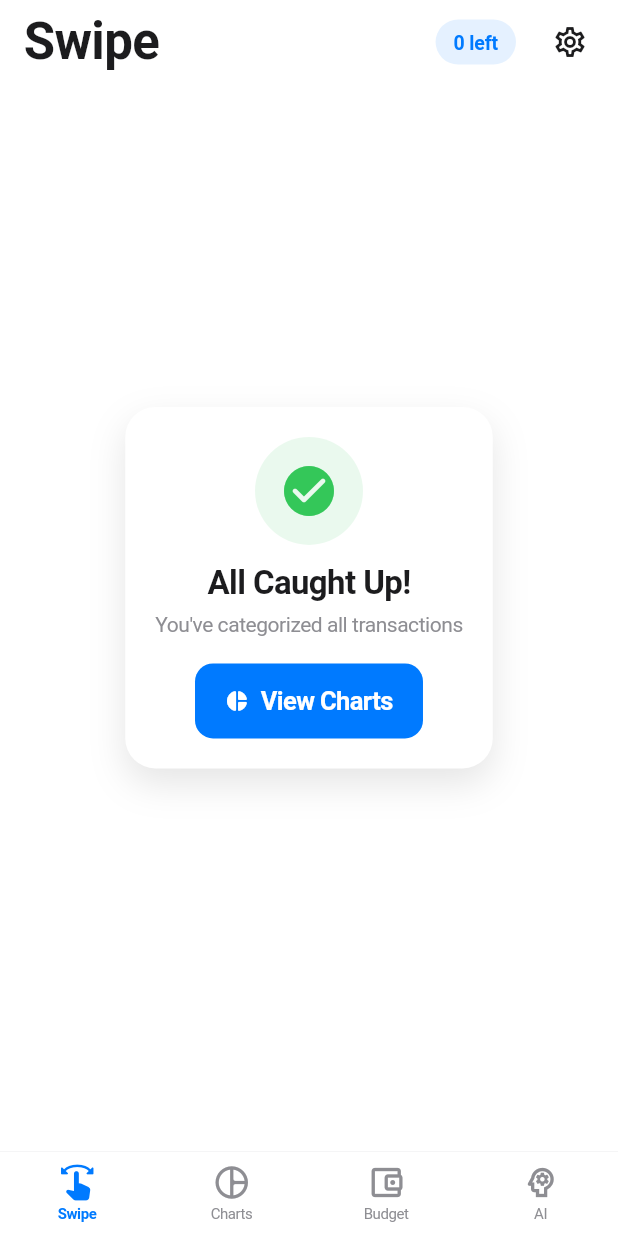
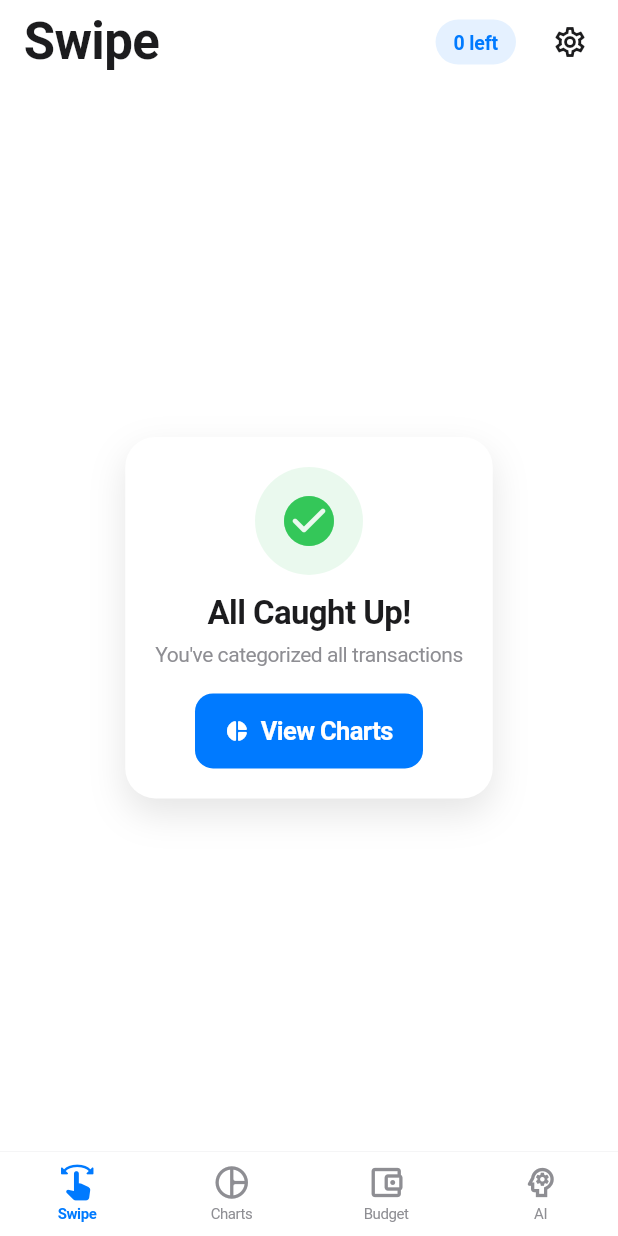
Before and after one commit to grantgoodstein98-max/-swipe-spend, a Flutter app: the screen it shows once a user with an empty profile is signed in, on a phone screen of 412 x 824 dp. Run offline on Flutter 3.47's test engine with Material 3 defaults, Android fonts, the phone set to English and light mode, and no system bars; our stand-ins replace cloud_firestore, csv, file_picker, firebase_auth, firebase_core, fl_chart and 3 more; missing offline and left inert: excel; accounts and stored records are empty.

Commit message:
Fix transaction card centering and sizing
- Removed CardSwiper padding to eliminate asymmetric spacing
- Added LayoutBuilder for dynamic card size calculation
- Cards now have fixed dimensions (280-400px width, 400-550px height)
- Perfect horizontal and vertical centering on all screen sizes
- Delete button (X) now positioned correctly at top-right
- Consistent card layout regardless of screen width

🤖 Generated with [Claude Code](https://claude.com/claude-code)

Co-Authored-By: Claude <noreply@anthropic.com>

```diff
--- a/lib/screens/swipe_screen.dart
+++ b/lib/screens/swipe_screen.dart
@@ -239,13 +239,17 @@ class _SwipeScreenState extends State<SwipeScreen> {
               // Swipe area
               Expanded(
                 child: Padding(
-                  padding: const EdgeInsets.only(bottom: 40),
+                  padding: const EdgeInsets.symmetric(horizontal: 20, vertical: 40),
                   child: Center(
-                    child: Container(
-                      constraints: BoxConstraints(
-                        maxWidth: MediaQuery.of(context).size.width * 0.90,
-                        maxHeight: MediaQuery.of(context).size.height * 0.55,
-                      ),
+                    child: LayoutBuilder(
+                      builder: (context, constraints) {
+                        // Calculate card size to be centered
+                        final cardWidth = constraints.maxWidth.clamp(280.0, 400.0);
+                        final cardHeight = constraints.maxHeight.clamp(400.0, 550.0);
+
+                        return SizedBox(
+                          width: cardWidth,
+                          height: cardHeight,
                           child: Stack(
                             alignment: Alignment.center,
                             children: [
@@ -256,7 +260,7 @@ class _SwipeScreenState extends State<SwipeScreen> {
                                 cardsCount: uncategorizedTransactions.length,
                                 numberOfCardsDisplayed: uncategorizedTransactions.length >= 2 ? 2 : 1,
                                 backCardOffset: const Offset(0, -20),
-                          padding: const EdgeInsets.all(24),
+                                padding: EdgeInsets.zero,
                           onSwipe: (previousIndex, currentIndex, direction) {
                             if (currentIndex != null) {
                               setState(() {
@@ -347,6 +351,8 @@ class _SwipeScreenState extends State<SwipeScreen> {
                           ),
                             ],
                           ),
+                        );
+                      },
                     ),
                   ),
                 ),
```
Lines whose indentation alone changed are shown as unchanged.
